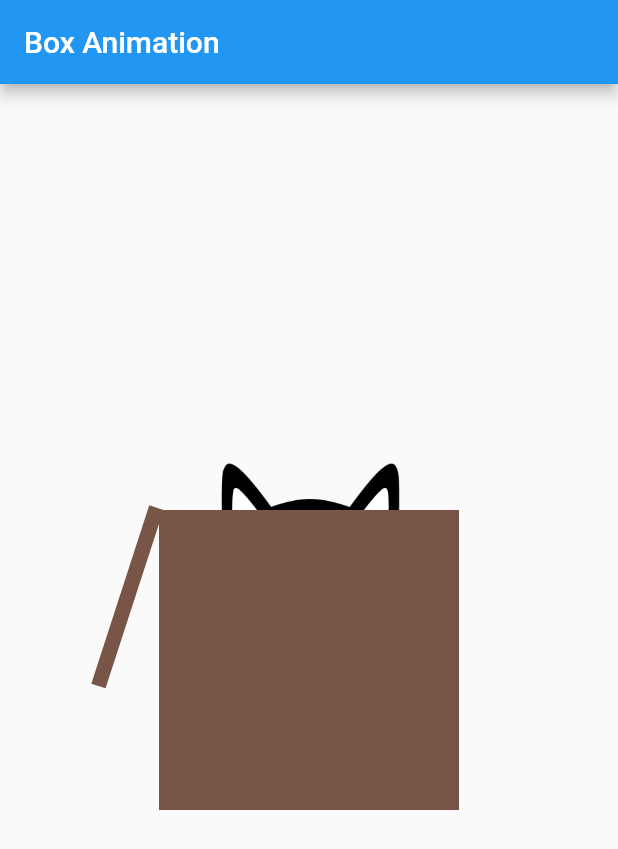
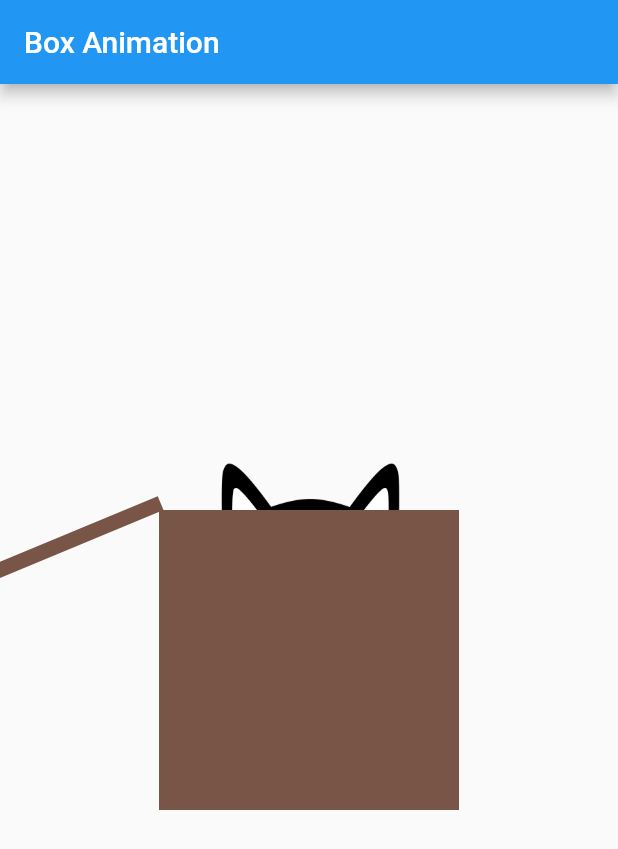
Before and after one commit to rubayet211/FlutterCatAnimation, a Flutter app: the screen it shows after launch, on a phone screen of 412 x 824 dp. Shown: the top 849 px of the screen. Run offline on Flutter 3.47's test engine with Material 2 defaults, Android fonts, the phone set to English and light mode, and no system bars.

Commit message:
12th Commit

```diff
--- a/lib/src/screens/home.dart
+++ b/lib/src/screens/home.dart
@@ -25,6 +25,13 @@ class HomeState extends State<Home> with TickerProviderStateMixin {
     boxAnimation = Tween(begin: 0.0, end: 3.14).animate(
       CurvedAnimation(parent: boxController, curve: Curves.linear),
     );
+
+    boxAnimation.addStatusListener((status) {
+      if (status == AnimationStatus.completed) {
+        boxController.repeat();
+      }
+    });
+    boxController.forward();
 
     catController = AnimationController(
       duration: Duration(milliseconds: 200),
@@ -90,14 +97,20 @@ class HomeState extends State<Home> with TickerProviderStateMixin {
   Widget buildLeftFlap() {
     return Positioned(
       left: 3.0,
-      child: Transform.rotate(
+      child: AnimatedBuilder(
+        animation: boxAnimation!,
         child: Container(
           height: 10.0,
           width: 125.0,
           color: Colors.brown,
         ),
-        angle: pi * 0.6,
-        alignment: Alignment.topLeft,
+        builder: (context, child) {
+          return Transform.rotate(
+            child: child!,
+            alignment: Alignment.topLeft,
+            angle: boxAnimation!.value,
+          );
+        },
       ),
     );
   }
```
